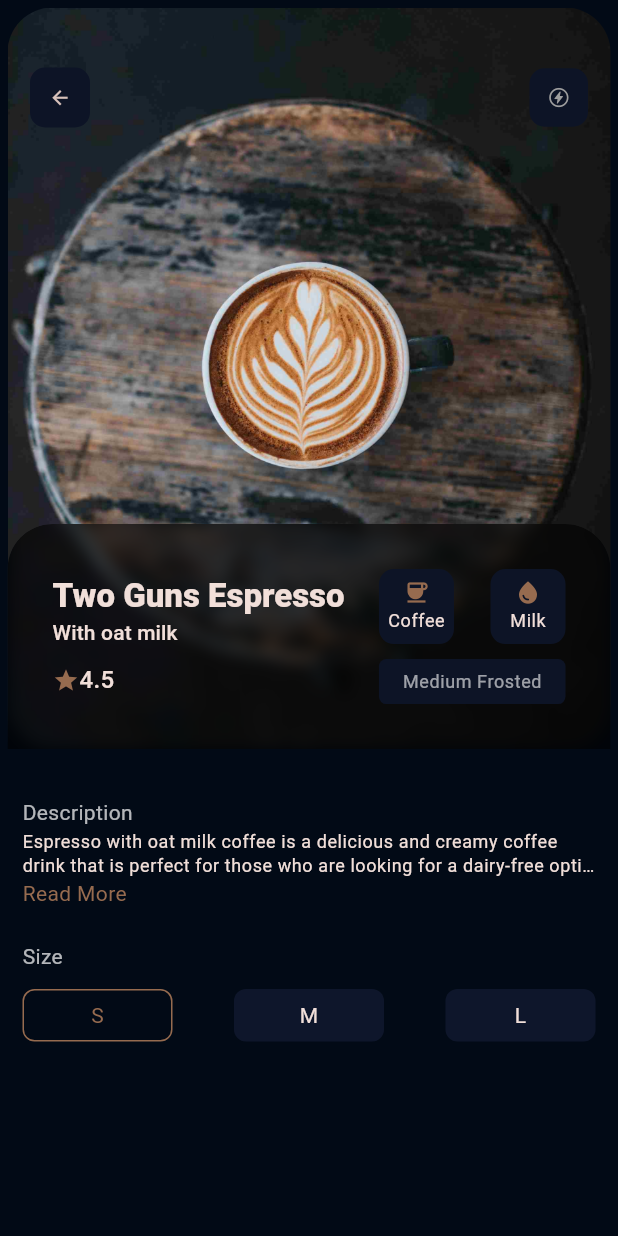
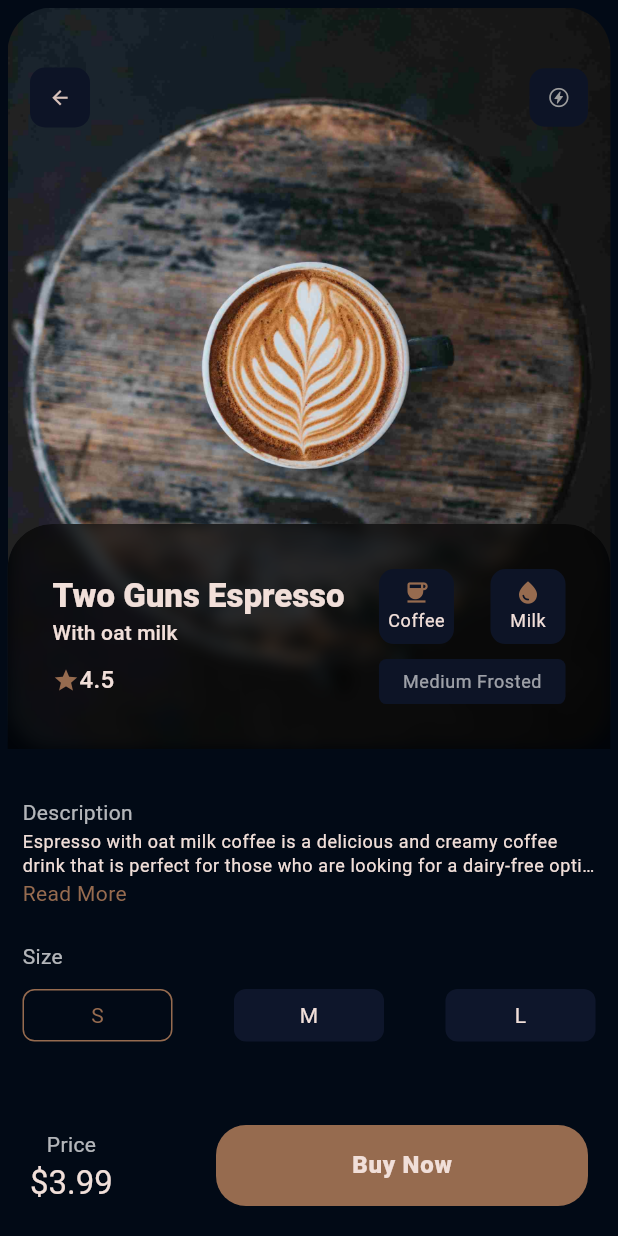
Before and after one commit to chrisokoriedev/coffe_master_ui, a Flutter app: the DetailScreen screen opened directly with sample values from the repository, on a phone screen of 412 x 824 dp. Run offline on Flutter 3.47's test engine with Material 2 defaults, Android fonts, the phone set to English and light mode, and no system bars; our stand-ins replace animate_do.

Commit message:
added price

```diff
--- a/lib/screen/detail.dart
+++ b/lib/screen/detail.dart
@@ -14,7 +14,7 @@ class DetailScreen extends StatelessWidget {
     final selectedOption = ValueNotifier('S');
 
     return Scaffold(
-      body: Padding(
+      body: SingleChildScrollView(
         padding: const EdgeInsets.all(5.0),
         child: Column(
           crossAxisAlignment: CrossAxisAlignment.start,
@@ -249,6 +249,53 @@ class DetailScreen extends StatelessWidget {
           ],
         ),
       ),
+      bottomNavigationBar: Container(
+        width: double.infinity,
+        padding: const EdgeInsets.symmetric(horizontal: 20, vertical: 20),
+        child: Column(
+          mainAxisSize: MainAxisSize.min,
+          children: [
+            Row(
+              mainAxisAlignment: MainAxisAlignment.spaceBetween,
+              children: [
+                Flexible(
+                  flex: 4,
+                  child: Column(
+                    children: [
+                      Text(
+                        'Price',
+                        style: text.bodyMedium!
+                            .copyWith(color: Colors.white70, height: 1.7),
+                      ),
+                      Text(
+                        '\$${data.price.toString()}',
+                        style: text.titleLarge,
+                      ),
+                    ],
+                  ),
+                ),
+                Flexible(
+                  flex: 8,
+                  child: Container(
+                      width: double.infinity,
+                      padding: const EdgeInsets.symmetric(
+                          horizontal: 30, vertical: 15),
+                      alignment: Alignment.center,
+                      decoration: BoxDecoration(
+                        borderRadius: BorderRadius.circular(20),
+                        color: brownColor,
+                      ),
+                      child: Text(
+                        'Buy Now',
+                        style: text.bodyLarge!
+                            .copyWith(fontWeight: FontWeight.w900),
+                      )),
+                ),
+              ],
+            ),
+          ],
+        ),
+      ),
     );
   }
 }
```
